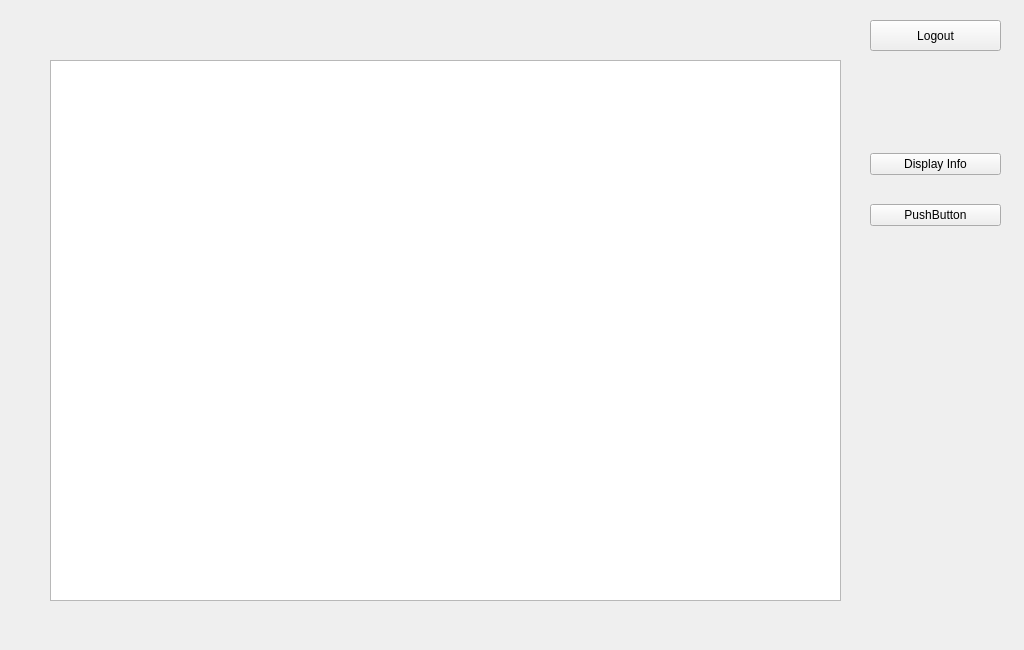
First picture: the form in src/adminwindow.ui, repository brianclinkenbeard/pamphlet, before the edit.
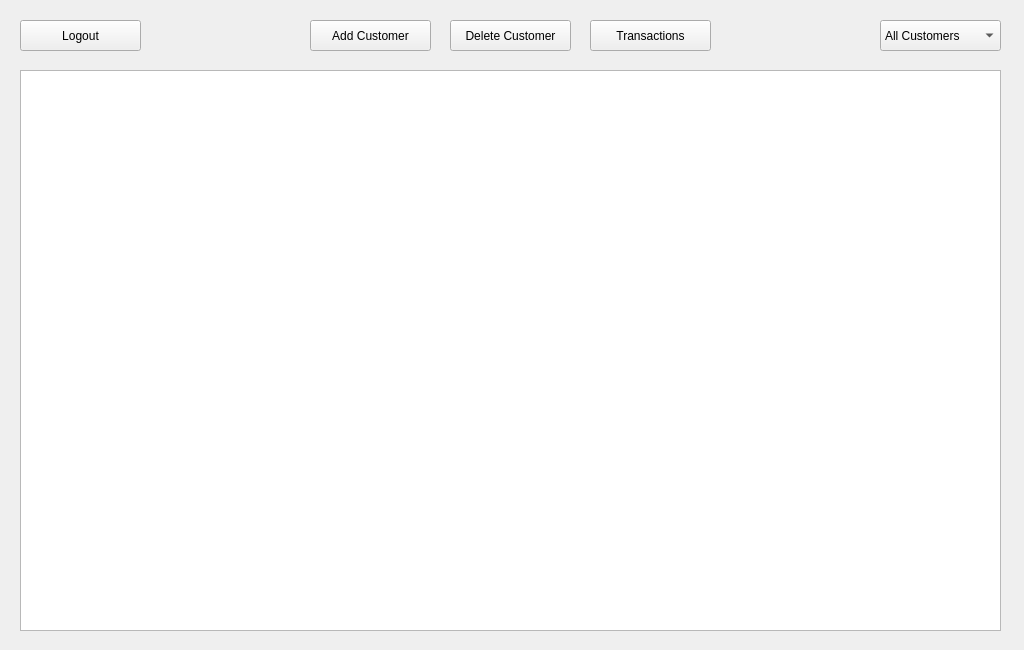
Second picture: the form after the edit.

Commit message: add sorting for customer list, admin window ui changes, overload customer comparison operators, make accessor functions const

Diff of the .ui file:
```diff
--- a/src/adminwindow.ui
+++ b/src/adminwindow.ui
@@ -16,9 +16,9 @@
   <widget class="QPushButton" name="logoutButton">
    <property name="geometry">
     <rect>
-     <x>870</x>
+     <x>20</x>
      <y>20</y>
-     <width>131</width>
+     <width>121</width>
      <height>31</height>
     </rect>
    </property>
@@ -26,39 +26,13 @@
     <string>Logout</string>
    </property>
   </widget>
-  <widget class="QWidget" name="layoutWidget">
-   <property name="geometry">
-    <rect>
-     <x>870</x>
-     <y>130</y>
-     <width>131</width>
-     <height>121</height>
-    </rect>
-   </property>
-   <layout class="QVBoxLayout" name="verticalLayout">
-    <item>
-     <widget class="QPushButton" name="displayInfoButton">
-      <property name="text">
-       <string>Display Info</string>
-      </property>
-     </widget>
-    </item>
-    <item>
-     <widget class="QPushButton" name="pushButton_3">
-      <property name="text">
-       <string>PushButton</string>
-      </property>
-     </widget>
-    </item>
-   </layout>
-  </widget>
   <widget class="QTableWidget" name="tableWidget_CustomerInfo">
    <property name="geometry">
     <rect>
-     <x>50</x>
-     <y>60</y>
-     <width>791</width>
-     <height>541</height>
+     <x>20</x>
+     <y>70</y>
+     <width>981</width>
+     <height>561</height>
     </rect>
    </property>
    <attribute name="horizontalHeaderDefaultSectionSize">
@@ -68,6 +42,65 @@
     <number>37</number>
    </attribute>
   </widget>
+  <widget class="QPushButton" name="deleteButton">
+   <property name="geometry">
+    <rect>
+     <x>450</x>
+     <y>20</y>
+     <width>121</width>
+     <height>31</height>
+    </rect>
+   </property>
+   <property name="text">
+    <string>Delete Customer</string>
+   </property>
+  </widget>
+  <widget class="QPushButton" name="addButton">
+   <property name="geometry">
+    <rect>
+     <x>310</x>
+     <y>20</y>
+     <width>121</width>
+     <height>31</height>
+    </rect>
+   </property>
+   <property name="text">
+    <string>Add Customer</string>
+   </property>
+  </widget>
+  <widget class="QPushButton" name="transactionsButton">
+   <property name="geometry">
+    <rect>
+     <x>590</x>
+     <y>20</y>
+     <width>121</width>
+     <height>31</height>
+    </rect>
+   </property>
+   <property name="text">
+    <string>Transactions</string>
+   </property>
+  </widget>
+  <widget class="QComboBox" name="sortBox">
+   <property name="geometry">
+    <rect>
+     <x>880</x>
+     <y>20</y>
+     <width>121</width>
+     <height>31</height>
+    </rect>
+   </property>
+   <item>
+    <property name="text">
+     <string>All Customers</string>
+    </property>
+   </item>
+   <item>
+    <property name="text">
+     <string>Key Customers</string>
+    </property>
+   </item>
+  </widget>
  </widget>
  <resources/>
  <connections/>
```
The commit also changes 4 other files.
